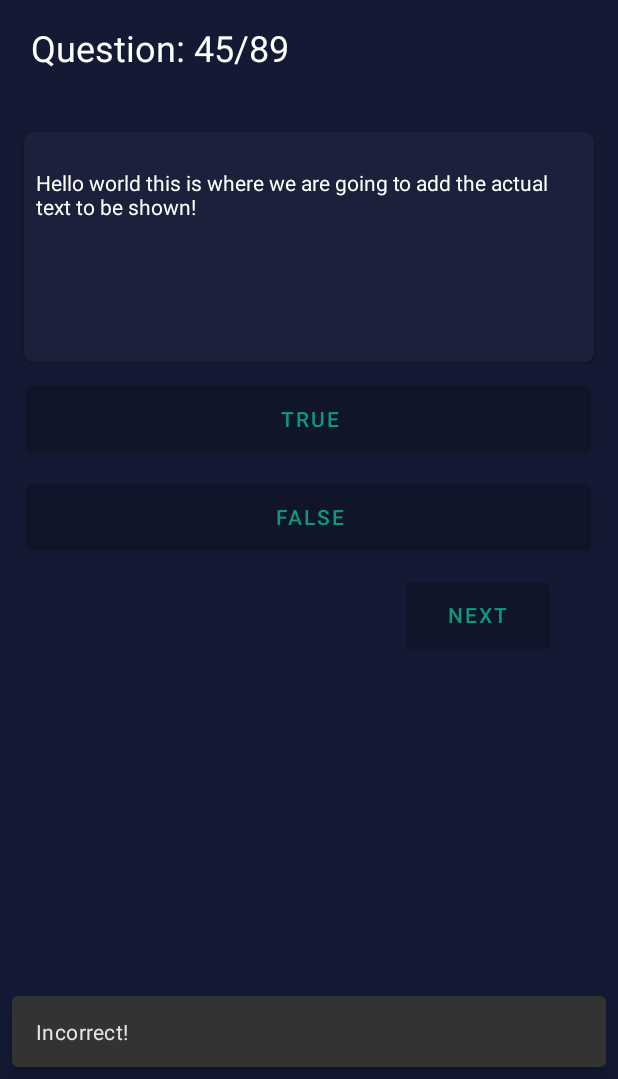
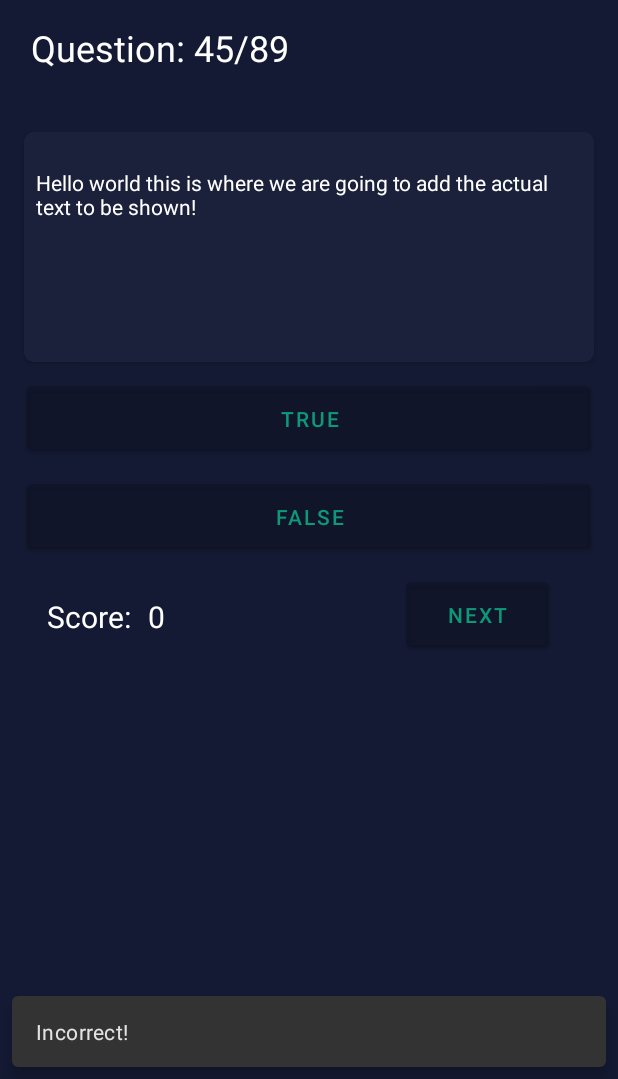
Before and after one commit to yndvp/Trivia-App, an Android app: the screen it shows after launch (MainActivity), after a tap on "TRUE", on a phone screen of 412 x 824 dp, the part 157-1236 px from its top. Run offline under Robolectric (Android 15) with nearby library versions, the phone set to English and light mode, and no system bars; our stand-ins replace Volley, data binding; network calls fail; Roboto replaces fonts that are not available here; 1 statement that could not run was skipped.

Commit message:
add updating score functionality

```diff
--- a/app/src/main/java/com/example/trivia/MainActivity.java
+++ b/app/src/main/java/com/example/trivia/MainActivity.java
@@ -34,6 +34,7 @@ import java.util.List;
 public class MainActivity extends AppCompatActivity {
     private ActivityMainBinding binding;
     private int currentQuestionIndex = 0;
+    private int score = 0;
     List<Question> questions;
 
     @Override
@@ -68,12 +69,22 @@ public class MainActivity extends AppCompatActivity {
         if(answer == answerInput) {
             snackMessageId = R.string.correct_answer;
             fadeAnimtation();
+            updateScore(true);
         } else {
             snackMessageId = R.string.inccorect_answer;
             shakeAnimation();
+            updateScore(false);
         }
         Snackbar.make(binding.cardView, snackMessageId, Snackbar.LENGTH_SHORT)
                 .show();
+    }
+
+    private void updateScore(boolean ifWin) {
+        if(ifWin) score += 10;
+        else if(!ifWin && score != 0){
+            score -= 10;
+        }
+        binding.scoreTextView.setText(String.valueOf(score));
     }
 
     private void updateCounter(ArrayList<Question> questions) {
--- a/app/src/main/res/layout/activity_main.xml
+++ b/app/src/main/res/layout/activity_main.xml
@@ -98,5 +98,33 @@
             app:layout_constraintStart_toStartOf="parent"
             app:layout_constraintTop_toBottomOf="@+id/false_button" />
 
+        <TextView
+            android:id="@+id/textView"
+            android:layout_width="wrap_content"
+            android:layout_height="wrap_content"
+            android:text="@string/score_text"
+            android:textColor="@color/white"
+            android:textSize="20sp"
+            app:layout_constraintBottom_toBottomOf="parent"
+            app:layout_constraintEnd_toEndOf="parent"
+            app:layout_constraintHorizontal_bias="0.088"
+            app:layout_constraintStart_toStartOf="parent"
+            app:layout_constraintTop_toBottomOf="@+id/false_button"
+            app:layout_constraintVertical_bias="0.08" />
+
+        <TextView
+            android:id="@+id/score_textView"
+            android:layout_width="wrap_content"
+            android:layout_height="wrap_content"
+            android:text="0"
+            android:textColor="@color/white"
+            android:textSize="20sp"
+            app:layout_constraintBottom_toBottomOf="parent"
+            app:layout_constraintEnd_toEndOf="parent"
+            app:layout_constraintHorizontal_bias="0.247"
+            app:layout_constraintStart_toStartOf="parent"
+            app:layout_constraintTop_toBottomOf="@+id/false_button"
+            app:layout_constraintVertical_bias="0.08" />
+
     </androidx.constraintlayout.widget.ConstraintLayout>
 </layout>
--- a/app/src/main/res/values/strings.xml
+++ b/app/src/main/res/values/strings.xml
@@ -9,4 +9,5 @@
     <string name="text_formatted">Question: %d / %d</string>
     <string name="correct_answer">Correct!</string>
     <string name="inccorect_answer">Incorrect!</string>
+    <string name="score_text">Score: </string>
 </resources>
```
